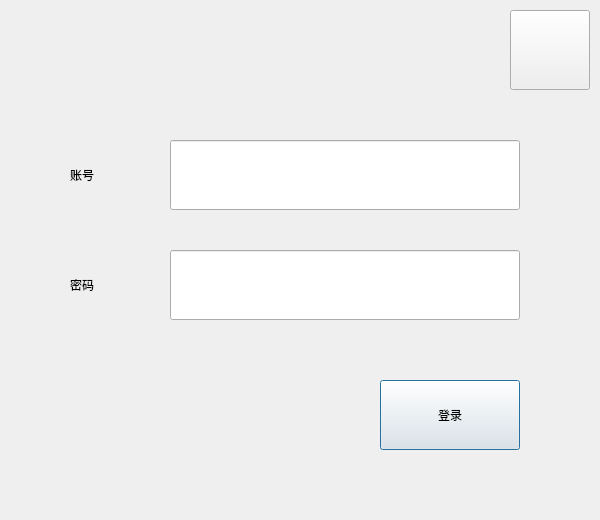
Old version of the form src/XMusic/ui/logindlg.ui in the repository 1028417/XMusic.
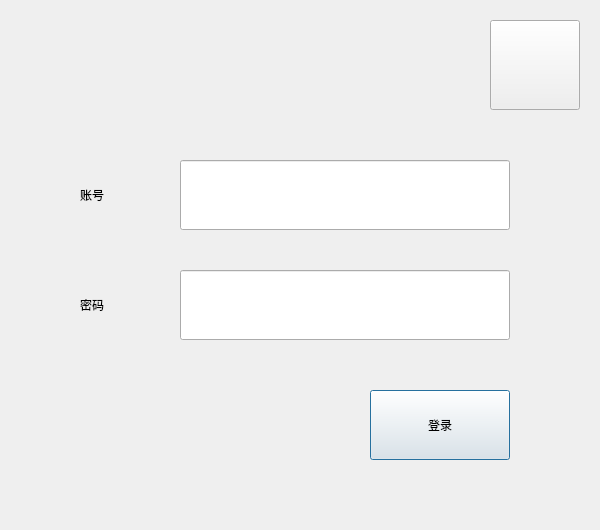
New version of the form. Icons and pictures are not drawn. Custom widgets are drawn as their Qt base class.

Diff of the .ui file:
```diff
--- a/src/XMusic/ui/logindlg.ui
+++ b/src/XMusic/ui/logindlg.ui
@@ -7,7 +7,7 @@
     <x>0</x>
     <y>0</y>
     <width>600</width>
-    <height>520</height>
+    <height>530</height>
    </rect>
   </property>
   <property name="windowTitle">
@@ -16,9 +16,9 @@
   <widget class="QLineEdit" name="editUser">
    <property name="geometry">
     <rect>
-     <x>170</x>
-     <y>140</y>
-     <width>350</width>
+     <x>180</x>
+     <y>160</y>
+     <width>330</width>
      <height>70</height>
     </rect>
    </property>
@@ -32,8 +32,8 @@
   <widget class="CButton" name="btnLogin">
    <property name="geometry">
     <rect>
-     <x>380</x>
-     <y>380</y>
+     <x>370</x>
+     <y>390</y>
      <width>140</width>
      <height>70</height>
     </rect>
@@ -63,10 +63,10 @@
   <widget class="CButton" name="btnX">
    <property name="geometry">
     <rect>
-     <x>510</x>
-     <y>10</y>
-     <width>80</width>
-     <height>80</height>
+     <x>490</x>
+     <y>20</y>
+     <width>90</width>
+     <height>90</height>
     </rect>
    </property>
    <property name="autoFillBackground">
@@ -91,9 +91,9 @@
   <widget class="QLineEdit" name="editPwd">
    <property name="geometry">
     <rect>
-     <x>170</x>
-     <y>250</y>
-     <width>350</width>
+     <x>180</x>
+     <y>270</y>
+     <width>330</width>
      <height>70</height>
     </rect>
    </property>
@@ -110,8 +110,8 @@
   <widget class="CLabel" name="labelUser">
    <property name="geometry">
     <rect>
-     <x>70</x>
-     <y>140</y>
+     <x>80</x>
+     <y>160</y>
      <width>100</width>
      <height>70</height>
     </rect>
@@ -123,8 +123,8 @@
   <widget class="CLabel" name="labelPwd">
    <property name="geometry">
     <rect>
-     <x>70</x>
-     <y>250</y>
+     <x>80</x>
+     <y>270</y>
      <width>100</width>
      <height>70</height>
     </rect>
@@ -136,10 +136,10 @@
   <widget class="CLabel" name="labelTitle">
    <property name="geometry">
     <rect>
-     <x>10</x>
-     <y>10</y>
-     <width>520</width>
-     <height>80</height>
+     <x>20</x>
+     <y>20</y>
+     <width>490</width>
+     <height>90</height>
     </rect>
    </property>
    <property name="text">
@@ -151,16 +151,16 @@
   </widget>
  </widget>
  <customwidgets>
-  <customwidget>
-   <class>CButton</class>
-   <extends>QPushButton</extends>
-   <header location="global">button.h</header>
-  </customwidget>
   <customwidget>
    <class>CLabel</class>
    <extends>QLabel</extends>
    <header location="global">label.h</header>
   </customwidget>
+  <customwidget>
+   <class>CButton</class>
+   <extends>QPushButton</extends>
+   <header location="global">button.h</header>
+  </customwidget>
  </customwidgets>
  <resources/>
  <connections/>
```
Left out of the diff: 7 changed lines with no effect on the pictures.
